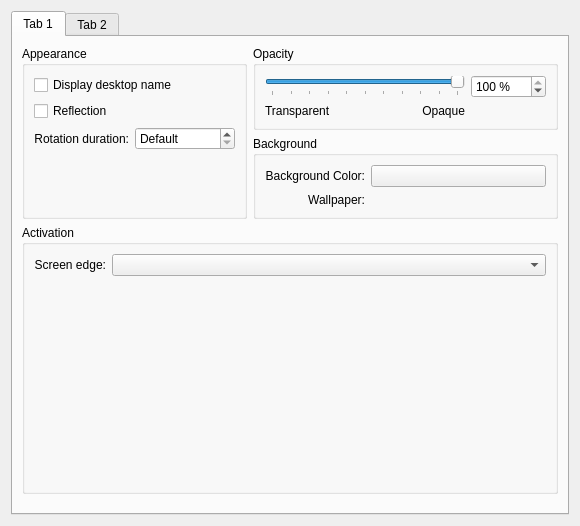
Qt form effects/sphere_config.ui (KDE/kwin) before a commit.
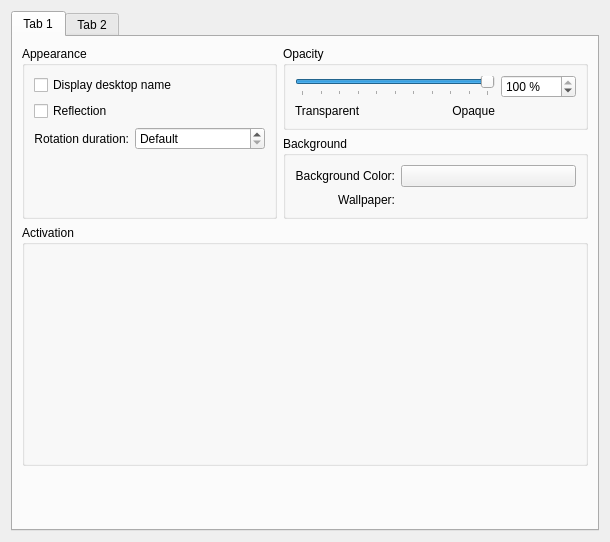
The same form after that commit. Custom widgets are drawn as their Qt base class.

Commit message: Add a widget to assign an effect to screen edges in the kwincompositing dialog. Remove the previous configuration for assigning screen edges from the config dialogs of the single effects.

```diff
--- a/effects/sphere_config.ui
+++ b/effects/sphere_config.ui
@@ -5,8 +5,8 @@
    <rect>
     <x>0</x>
     <y>0</y>
-    <width>546</width>
-    <height>526</height>
+    <width>610</width>
+    <height>542</height>
    </rect>
   </property>
   <layout class="QVBoxLayout" >
@@ -81,30 +81,7 @@
           <string>Activation</string>
          </property>
          <layout class="QGridLayout" name="gridLayout_3" >
-          <item row="0" column="0" >
-           <widget class="QLabel" name="label_2" >
-            <property name="text" >
-             <string>Screen edge:</string>
-            </property>
-            <property name="alignment" >
-             <set>Qt::AlignRight|Qt::AlignTrailing|Qt::AlignVCenter</set>
-            </property>
-            <property name="buddy" >
-             <cstring>screenEdgeCombo</cstring>
-            </property>
-           </widget>
-          </item>
-          <item row="0" column="1" >
-           <widget class="QComboBox" name="screenEdgeCombo" >
-            <property name="sizePolicy" >
-             <sizepolicy vsizetype="Fixed" hsizetype="Expanding" >
-              <horstretch>0</horstretch>
-              <verstretch>0</verstretch>
-             </sizepolicy>
-            </property>
-           </widget>
-          </item>
-          <item row="1" column="0" colspan="2" >
+          <item row="0" column="0" colspan="2" >
            <widget class="KWin::GlobalShortcutsEditor" native="1" name="editor" >
             <property name="minimumSize" >
              <size>
```
Left out of the diff: 1 changed line with no effect on the pictures. The commit also changes 15 other files.
